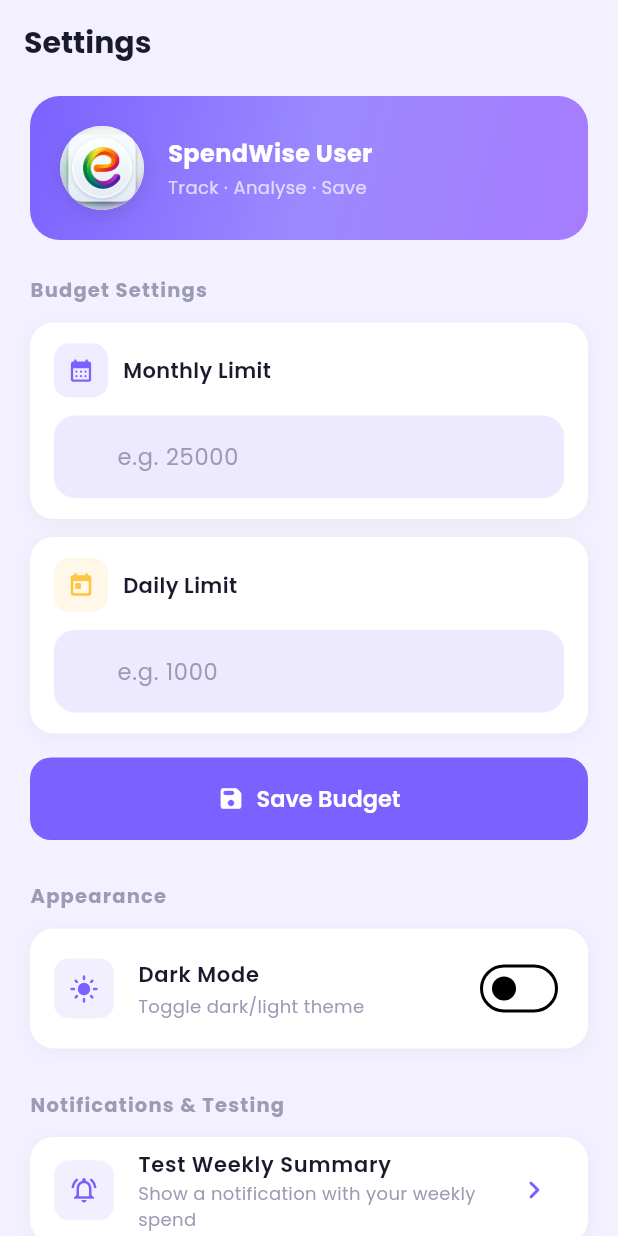
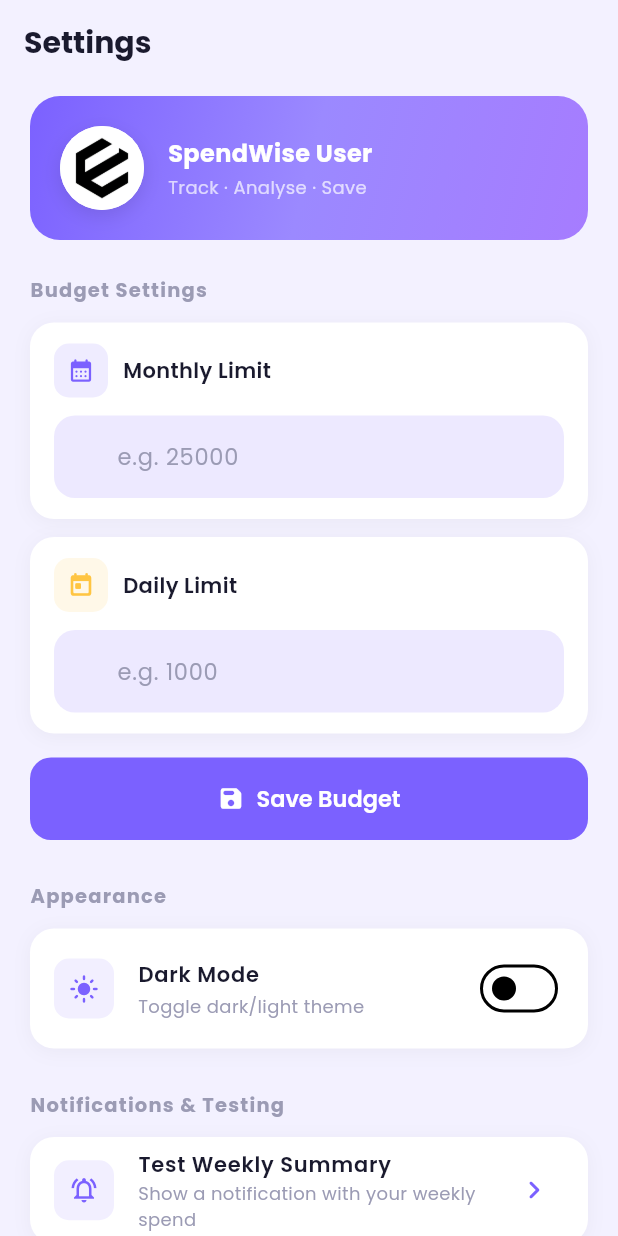
Before and after one commit to Sanish777/Expense-Tracker, a Flutter app: the SettingsScreen screen opened directly, on a phone screen of 412 x 824 dp. Run offline on Flutter 3.47's test engine with Material 3 defaults, Android fonts, the phone set to English and light mode, and no system bars; drawn by our look-alikes of flutter_animate; our stand-ins replace fl_chart, flutter_local_notifications, google_fonts, hive, hive_flutter, local_auth and 2 more; accounts and stored records are empty; statements that could not run were skipped.

Commit message:
feat: uodate app icon

```diff
--- a/lib/main.dart
+++ b/lib/main.dart
@@ -25,6 +25,9 @@ void main() async {
         Provider<DatabaseService>.value(value: dbService),
         Provider<AuthService>(create: (ctx) => AuthService(ctx.read<DatabaseService>())),
         ChangeNotifierProvider(
+          create: (_) => CategoryProvider(DatabaseService()),
+        ),
+        ChangeNotifierProvider(
           create: (ctx) => ExpenseProvider(ctx.read<DatabaseService>()),
         ),
         ChangeNotifierProvider(
--- /dev/null
+++ b/lib/models/app_category.dart
@@ -0,0 +1,27 @@
+class AppCategory {
+  final String id;
+  final String title;
+  final String emoji;
+
+  AppCategory({
+    required this.id,
+    required this.title,
+    required this.emoji,
+  });
+
+  Map<String, dynamic> toMap() {
+    return {
+      'id': id,
+      'title': title,
+      'emoji': emoji,
+    };
+  }
+
+  factory AppCategory.fromMap(Map<String, dynamic> map) {
+    return AppCategory(
+      id: map['id'],
+      title: map['title'],
+      emoji: map['emoji'],
+    );
+  }
+}
--- a/lib/screens/settings_screen.dart
+++ b/lib/screens/settings_screen.dart
@@ -9,6 +9,7 @@ import '../services/database_service.dart';
 import '../services/auth_service.dart';
 import '../theme/app_theme.dart';
 import '../screens/login_screen.dart';
+import '../screens/category_management_screen.dart';
 
 class SettingsScreen extends StatefulWidget {
   const SettingsScreen({super.key});
@@ -20,16 +21,26 @@ class SettingsScreen extends StatefulWidget {
 class _SettingsScreenState extends State<SettingsScreen> {
   final _monthlyController = TextEditingController();
   final _dailyController = TextEditingController();
+  bool _isBiometricEnabled = false;
+  bool _isBiometricSupported = false;
 
   @override
   void initState() {
     super.initState();
-    WidgetsBinding.instance.addPostFrameCallback((_) {
+    WidgetsBinding.instance.addPostFrameCallback((_) async {
       final budget = context.read<BudgetProvider>().budget;
       if (budget != null) {
         _monthlyController.text = budget.monthlyLimit.toStringAsFixed(0);
         _dailyController.text = budget.dailyLimit.toStringAsFixed(0);
       }
+
+      final auth = context.read<AuthService>();
+      final supported = await auth.canAuthenticate();
+      final enabled = await auth.isBiometricEnabled();
+      setState(() {
+        _isBiometricSupported = supported;
+        _isBiometricEnabled = enabled;
+      });
     });
   }
 
@@ -149,6 +160,54 @@ class _SettingsScreenState extends State<SettingsScreen> {
         _showToast('Password updated successfully!', isError: false);
       } else {
         _showToast('Current password incorrect', isError: true);
+      }
+    }
+  }
+
+  Future<void> _toggleBiometrics(bool enabled) async {
+    if (!enabled) {
+      await context.read<AuthService>().setBiometricEnabled(false);
+      setState(() => _isBiometricEnabled = false);
+      return;
+    }
+
+    final passController = TextEditingController();
+    final confirmed = await showDialog<bool>(
+      context: context,
+      builder: (ctx) => AlertDialog(
+        title: const Text('Enable Face ID'),
+        content: Column(
+          mainAxisSize: MainAxisSize.min,
+          children: [
+            const Text('Enter admin password to enable biometric login.'),
+            const SizedBox(height: 16),
+            TextField(
+              controller: passController,
+              obscureText: true,
+              decoration: const InputDecoration(labelText: 'Admin Password'),
+            ),
+          ],
+        ),
+        actions: [
+          TextButton(onPressed: () => Navigator.pop(ctx, false), child: const Text('Cancel')),
+          ElevatedButton(onPressed: () => Navigator.pop(ctx, true), child: const Text('Verify')),
+        ],
+      ),
+    );
+
+    if (confirmed == true && mounted) {
+      final auth = context.read<AuthService>();
+      final isCorrect = await auth.loginWithPassword('admin', passController.text);
+
+      if (isCorrect) {
+        final authenticated = await auth.authenticateWithBiometrics();
+        if (authenticated) {
+          await auth.setBiometricEnabled(true);
+          setState(() => _isBiometricEnabled = true);
+          _showToast('Face ID enabled!', isError: false);
+        }
+      } else {
+        _showToast('Incorrect password', isError: true);
       }
     }
   }
@@ -397,6 +456,88 @@ class _SettingsScreenState extends State<SettingsScreen> {
 
           const SizedBox(height: 12),
 
+          // Biometric Toggle
+          if (_isBiometricSupported)
+            Container(
+              padding: const EdgeInsets.symmetric(horizontal: 16, vertical: 4),
+              decoration: BoxDecoration(
+                color: Theme.of(context).cardTheme.color,
+                borderRadius: BorderRadius.circular(16),
+                boxShadow: [
+                  BoxShadow(
+                      color: Colors.black.withOpacity(0.04),
+                      blurRadius: 10,
+                      offset: const Offset(0, 2)),
+                ],
+              ),
+              child: SwitchListTile(
+                contentPadding: EdgeInsets.zero,
+                secondary: Container(
+                  width: 40,
+                  height: 40,
+                  decoration: BoxDecoration(
+                    color: AppTheme.accent.withOpacity(0.1),
+                    borderRadius: BorderRadius.circular(10),
+                  ),
+                  child: const Icon(Icons.face_unlock_rounded,
+                      color: AppTheme.accent, size: 20),
+                ),
+                title: const Text('Biometric Login',
+                    style: TextStyle(fontWeight: FontWeight.w600, fontSize: 14)),
+                subtitle: const Text('Unlock app with Face ID',
+                    style: TextStyle(fontSize: 12, color: AppTheme.textMuted)),
+                value: _isBiometricEnabled,
+                activeColor: AppTheme.accent,
+                onChanged: _toggleBiometrics,
+              ),
+            ).animate().fadeIn(delay: 295.ms),
+
+          if (_isBiometricSupported) const SizedBox(height: 12),
+
+          if (_isBiometricSupported) const SizedBox(height: 12),
+
+          // Manage Categories
+          Container(
+            decoration: BoxDecoration(
+              color: Theme.of(context).cardTheme.color,
+              borderRadius: BorderRadius.circular(16),
+              boxShadow: [
+                BoxShadow(
+                    color: Colors.black.withOpacity(0.04),
+                    blurRadius: 10,
+                    offset: const Offset(0, 2)),
+              ],
+            ),
+            child: ListTile(
+              shape: RoundedRectangleBorder(
+                  borderRadius: BorderRadius.circular(16)),
+              leading: Container(
+                width: 40,
+                height: 40,
+                decoration: BoxDecoration(
+                  color: AppTheme.primary.withOpacity(0.1),
+                  borderRadius: BorderRadius.circular(10),
+                ),
+                child: const Icon(Icons.category_rounded,
+                    color: AppTheme.primary, size: 20),
+              ),
+              title: const Text('Manage Categories',
+                  style: TextStyle(
+                      fontWeight: FontWeight.w600,
+                      fontSize: 14)),
+              subtitle: const Text('Add or edit your expense categories',
+                  style: TextStyle(fontSize: 12, color: AppTheme.textMuted)),
+              trailing: const Icon(Icons.chevron_right_rounded,
+                  color: AppTheme.primary),
+              onTap: () => Navigator.push(
+                context,
+                MaterialPageRoute(builder: (_) => const CategoryManagementScreen()),
+              ),
+            ),
+          ).animate().fadeIn(delay: 300.ms),
+
+          const SizedBox(height: 12),
+
           // Change Password
           Container(
             decoration: BoxDecoration(
--- a/pubspec.yaml
+++ b/pubspec.yaml
@@ -1,5 +1,5 @@
 name: spendwise_ai
-description: "SpendWise AI – Smart cross-platform expense tracker for mobile and web."
+description: "Wise Expense – Smart cross-platform expense tracker for mobile and web."
 publish_to: 'none'
 version: 1.0.0+1
 
```
Also changed, not shown: lib/providers/category_provider.dart (added, +40 -0 lines), lib/screens/add_category_screen.dart (added, +85 -0 lines), lib/screens/category_management_screen.dart (added, +111 -0 lines), lib/screens/login_screen.dart (+23 -9 lines), lib/screens/splash_screen.dart (+16 -17 lines), lib/services/auth_service.dart (+9 -0 lines), lib/services/database_service.dart (+77 -18 lines), assets/images/app_icon.png, 33 other files.
